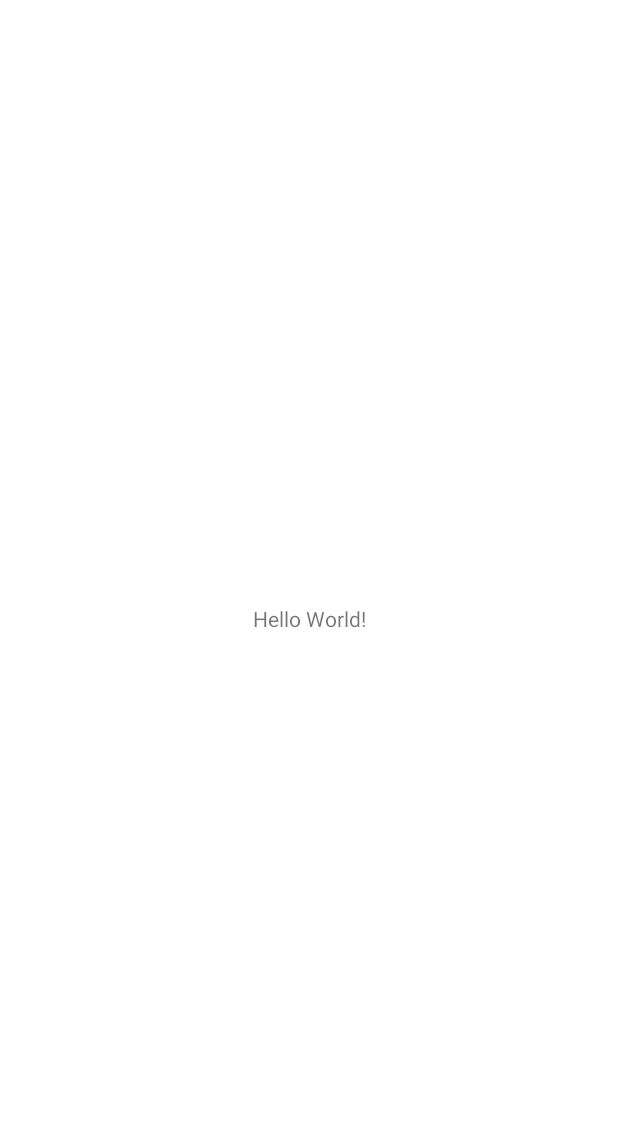
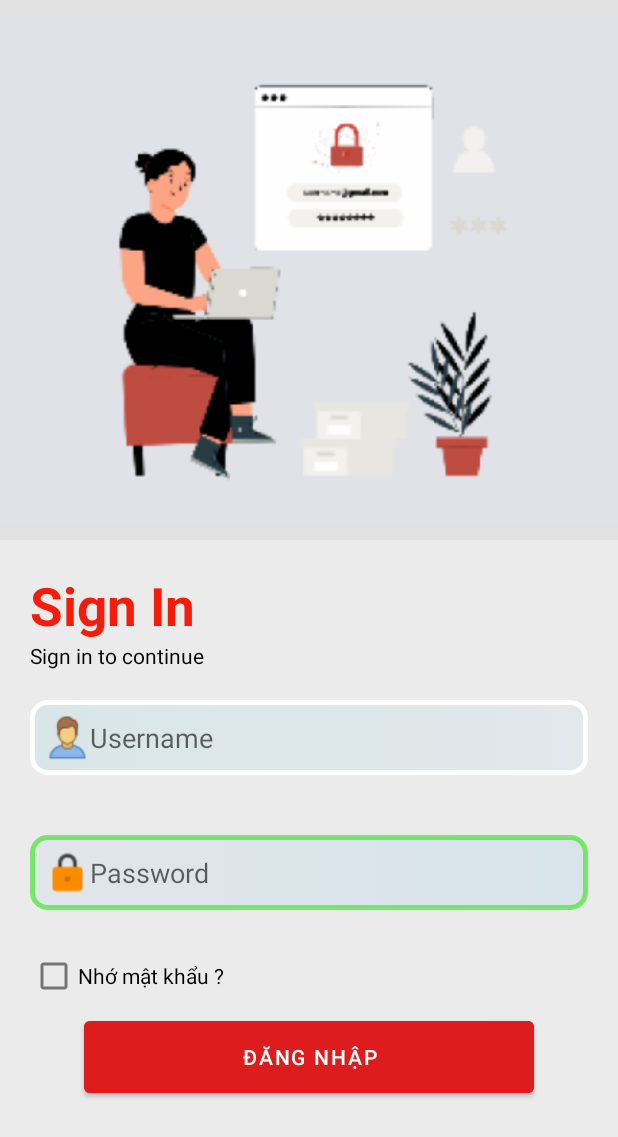
Before and after one commit to giang777/app, an Android app: the screen it shows after launch (MainActivity before the commit, Login after it), on a phone screen of 412 x 824 dp. Before the commit the part shown is almost empty. Shown: the top 1137 px of the screen. Run offline under Robolectric (Android 15) with nearby library versions, the phone set to English and light mode, and no system bars.

Commit message:
layout login

```diff
--- a/app/src/main/AndroidManifest.xml
+++ b/app/src/main/AndroidManifest.xml
@@ -13,9 +13,6 @@
         tools:targetApi="31">
         <activity
             android:name=".activity.Login"
-            android:exported="false" />
-        <activity
-            android:name=".activity.MainActivity"
             android:exported="true">
             <intent-filter>
                 <action android:name="android.intent.action.MAIN" />
@@ -23,6 +20,10 @@
                 <category android:name="android.intent.category.LAUNCHER" />
             </intent-filter>
         </activity>
+        <activity
+            android:name=".activity.MainActivity"
+            android:exported="true"/>
+
     </application>
 
 </manifest>
--- /dev/null
+++ b/app/src/main/res/drawable/edtdangnhap.xml
@@ -0,0 +1,32 @@
+<?xml version="1.0" encoding="utf-8"?>
+<selector xmlns:android="http://schemas.android.com/apk/res/android">
+
+    <item android:state_enabled="true" android:state_focused="true">
+
+        <shape android:shape="rectangle">
+            <corners android:radius="10dp"/>
+            <stroke android:color="#ffffff" android:width="3dp"
+                />
+            <gradient android:startColor="#1400ACC1" android:endColor="#0A039BE5"/>
+
+            <padding android:left="10dp"/>
+        </shape>
+
+    </item>
+
+    <item android:state_enabled="true" >
+        <shape android:shape="rectangle">
+
+            <corners android:radius="10dp"/>
+            <stroke android:color="#9E32E51E" android:width="3dp"
+                />
+            <gradient android:startColor="#0D1E88E5" android:endColor="#16039BE5"/>
+
+            <padding android:left="10dp"/>
+        </shape>
+    </item>
+
+
+
+
+</selector>
--- a/app/src/main/res/layout/activity_login.xml
+++ b/app/src/main/res/layout/activity_login.xml
@@ -1,9 +1,78 @@
 <?xml version="1.0" encoding="utf-8"?>
-<androidx.constraintlayout.widget.ConstraintLayout xmlns:android="http://schemas.android.com/apk/res/android"
+<LinearLayout xmlns:android="http://schemas.android.com/apk/res/android"
     xmlns:app="http://schemas.android.com/apk/res-auto"
     xmlns:tools="http://schemas.android.com/tools"
     android:layout_width="match_parent"
     android:layout_height="match_parent"
+    android:orientation="vertical"
+    android:weightSum="10"
+
     tools:context=".activity.Login">
 
-</androidx.constraintlayout.widget.ConstraintLayout>
+    <ImageView
+        android:layout_width="match_parent"
+        android:layout_height="360dp"
+        android:src="@drawable/image_1"
+        android:background="#1E000000"
+        />
+
+    <LinearLayout
+        android:layout_width="match_parent"
+        android:layout_height="match_parent"
+        android:background="#14000000"
+        android:orientation="vertical"
+        android:padding="20dp"
+        >
+
+        <TextView
+            android:layout_width="wrap_content"
+            android:layout_height="wrap_content"
+            android:text="Sign In"
+            android:textSize="35sp"
+            android:textStyle="bold"
+            android:textColor="#F61C0C"
+            />
+        <TextView
+            android:layout_width="wrap_content"
+            android:layout_height="wrap_content"
+            android:text="Sign in to continue"
+            android:textColor="@color/black"
+            android:layout_marginBottom="20dp"
+            />
+
+        <EditText
+            android:layout_width="match_parent"
+            android:layout_height="50dp"
+            android:hint="Username"
+            android:layout_marginBottom="40dp"
+            android:drawableStart="@drawable/icon_person"
+            android:background="@drawable/edtdangnhap"
+            />
+
+        <EditText
+            android:layout_width="match_parent"
+            android:layout_height="50dp"
+            android:hint="Password"
+            android:layout_marginBottom="20dp"
+            android:drawableStart="@drawable/icon_lock"
+            android:background="@drawable/edtdangnhap"
+            />
+        <CheckBox
+            android:layout_width="wrap_content"
+            android:layout_height="wrap_content"
+            android:text="Nhớ mật khẩu ?"
+            />
+
+        <Button
+            android:layout_width="300dp"
+            android:layout_height="60dp"
+            android:layout_gravity="center_horizontal"
+            android:backgroundTint="#DD1D1D"
+            android:text="Đăng nhập"
+            />
+
+
+
+    </LinearLayout>
+
+</LinearLayout>
```
Also changed, not shown: app/src/main/res/drawable/icon_lock.png (added), app/src/main/res/drawable/icon_person.png (added), app/src/main/res/drawable/image_1.png (added).
